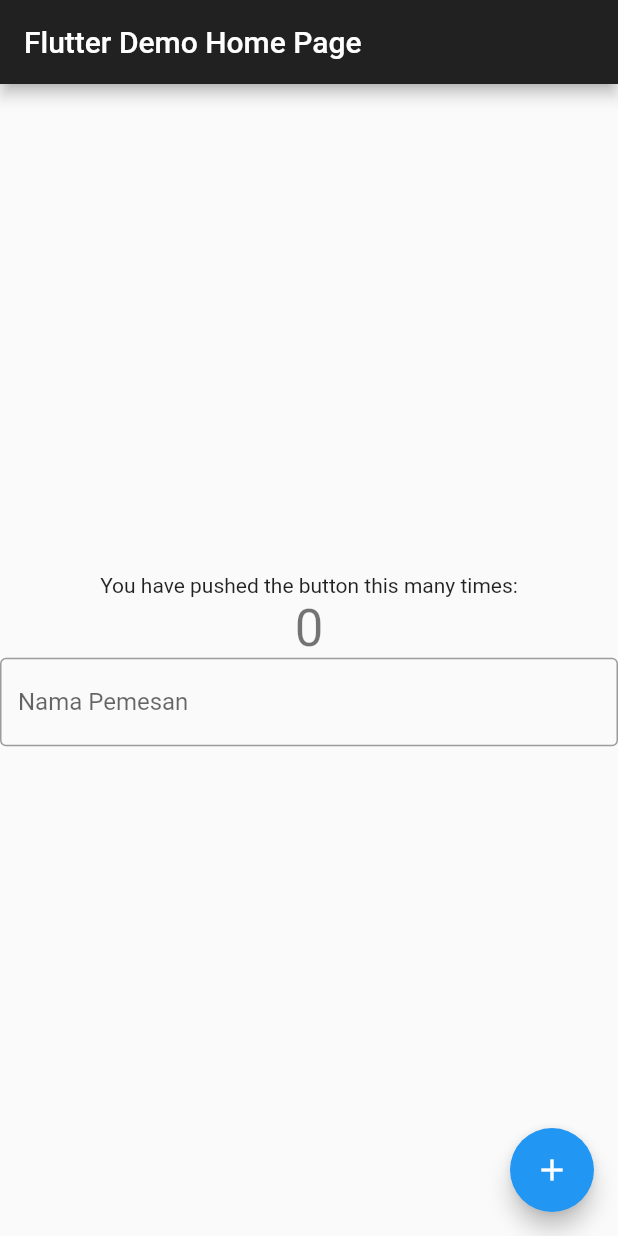
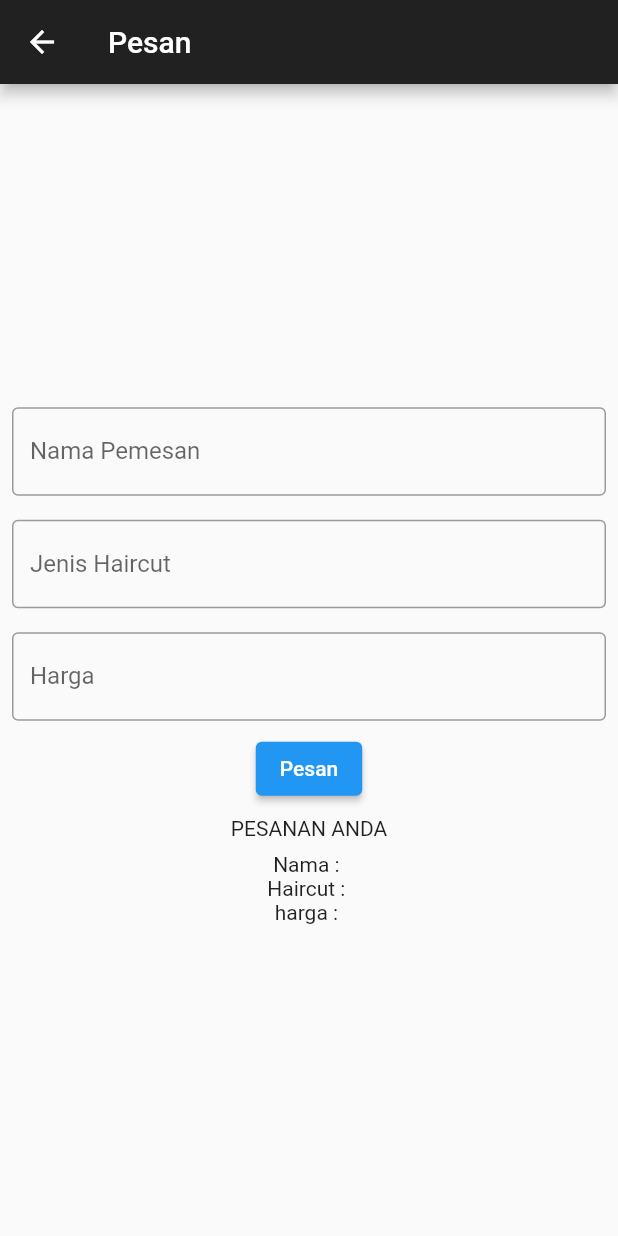
Before and after one commit to Erdianus/posttest3_1915016083_erdianuspagesong, a Flutter app: the screen it shows after launch, on a phone screen of 412 x 824 dp. Run offline on Flutter 3.47's test engine with Material 2 defaults, Android fonts, the phone set to English and light mode, and no system bars.

Commit message:
Posttest 3

```diff
--- a/lib/main.dart
+++ b/lib/main.dart
@@ -16,7 +16,7 @@ class MyApp extends StatelessWidget {
       theme: ThemeData(
         primarySwatch: Colors.blue,
       ),
-      home: const MyHomePage(title: 'Flutter Demo Home Page'),
+      home: const MyHomePage(title: 'PESAN'),
     );
   }
 }
@@ -31,46 +31,80 @@ class MyHomePage extends StatefulWidget {
 }
 
 class _MyHomePageState extends State<MyHomePage> {
-  int _counter = 0;
-
-  void _incrementCounter() {
-    setState(() {
-      _counter++;
-    });
-    print(_counter);
-  }
+  final controllerNama = TextEditingController();
+  final controllerHaircut = TextEditingController();
+  final controllerHarga = TextEditingController();
+  String nama = "", haircut = "", harga = "";
 
   @override
   Widget build(BuildContext context) {
     return Scaffold(
       appBar: AppBar(
-        title: Text(widget.title),
+        leading: IconButton(
+          icon: Icon(
+            Icons.arrow_back,
+            color: Colors.white,
+          ),
+          onPressed: () {},
+        ),
+        title: Text('Pesan'),
         backgroundColor: Color.fromARGB(255, 33, 33, 33),
       ),
       body: Center(
         child: Column(
           mainAxisAlignment: MainAxisAlignment.center,
-          children: <Widget>[
-            const Text(
-              'You have pushed the button this many times:',
-            ),
-            Text(
-              '$_counter',
-              style: Theme.of(context).textTheme.headline4,
-            ),
-            TextFormField(
-              decoration: InputDecoration(
-                border: OutlineInputBorder(),
-                labelText: "Nama Pemesan",
+          children: [
+            Padding(
+              padding: const EdgeInsets.all(8.0),
+              child: TextFormField(
+                controller: controllerNama,
+                decoration: InputDecoration(
+                  border: OutlineInputBorder(),
+                  labelText: "Nama Pemesan",
+                ),
               ),
             ),
+            Padding(
+              padding: const EdgeInsets.all(8.0),
+              child: TextFormField(
+                controller: controllerHaircut,
+                decoration: InputDecoration(
+                  border: OutlineInputBorder(),
+                  labelText: "Jenis Haircut",
+                ),
+              ),
+            ),
+            Padding(
+              padding: const EdgeInsets.all(8.0),
+              child: TextFormField(
+                controller: controllerHarga,
+                decoration: InputDecoration(
+                  border: OutlineInputBorder(),
+                  labelText: "Harga",
+                ),
+              ),
+            ),
+            Center(
+              child: ElevatedButton(
+                onPressed: () {
+                  setState(() {
+                    nama = controllerNama.value.text;
+                    haircut = controllerHaircut.value.text;
+                    harga = controllerHarga.value.text;
+                  });
+                },
+                child: Text('Pesan'),
+              ),
+            ),
+            Padding(
+              padding: EdgeInsets.all(8.0),
+              child: Text('PESANAN ANDA'),
+            ),
+            Text('Nama : $nama'),
+            Text('Haircut : $haircut'),
+            Text('harga : $harga'),
           ],
         ),
-      ),
-      floatingActionButton: FloatingActionButton(
-        onPressed: _incrementCounter,
-        tooltip: 'Increment',
-        child: const Icon(Icons.add),
       ),
     );
   }
```
